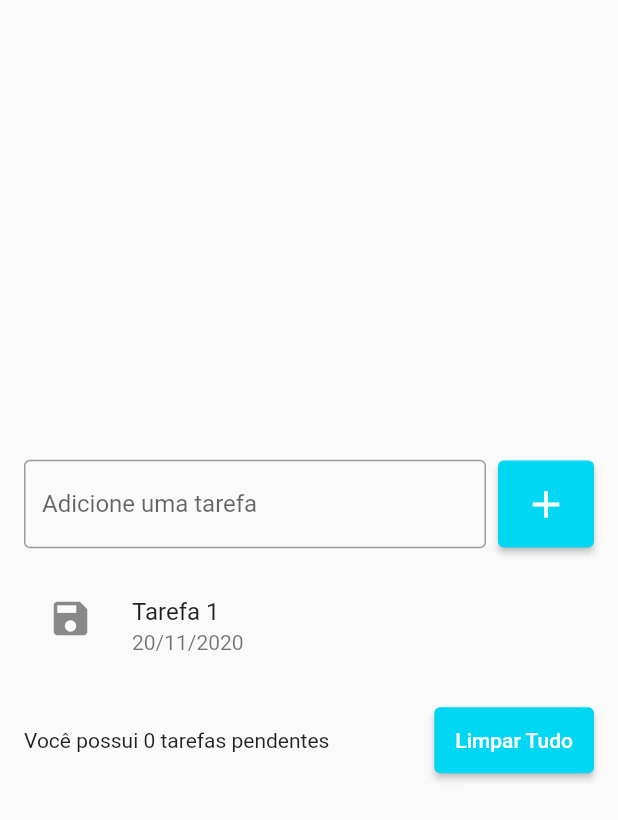
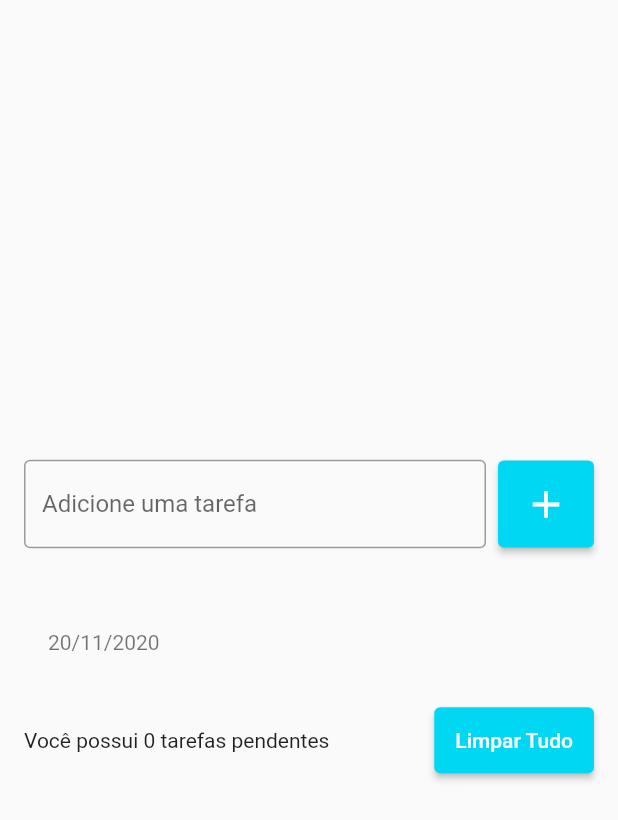
Before and after one commit to RenatoRosaFranco/flutter-todo, a Flutter app: the screen it shows after launch, after a tap on the "add" icon, on a phone screen of 412 x 824 dp. Shown: the top 820 px of the screen. Run offline on Flutter 3.47's test engine with Material 2 defaults, Android fonts, the phone set to English and light mode, and no system bars.

Commit message:
Added Flexible to ListView layout

```diff
--- a/lib/pages/todo_list_page.dart
+++ b/lib/pages/todo_list_page.dart
@@ -2,10 +2,17 @@
 
 import 'package:flutter/material.dart';
 
-class TodoListPage extends StatelessWidget {
+class TodoListPage extends StatefulWidget {
   TodoListPage({Key? key}) : super(key: key);
 
-  final TextEditingController emailController = TextEditingController();
+  @override
+  State<TodoListPage> createState() => _TodoListPageState();
+}
+
+class _TodoListPageState extends State<TodoListPage> {
+  List<String> todos = [];
+
+  final TextEditingController taskController = TextEditingController();
 
   @override
   Widget build(BuildContext context) {
@@ -18,9 +25,10 @@ class TodoListPage extends StatelessWidget {
             children: [
               Row(
                 children: [
-                  const Expanded(
+                  Expanded(
                     child: TextField(
-                      decoration: InputDecoration(
+                      controller: taskController,
+                      decoration: const InputDecoration(
                         border: OutlineInputBorder(),
                         labelText: 'Adicione uma tarefa',
                         hintText: 'Ex. Estudar flutter',
@@ -29,7 +37,14 @@ class TodoListPage extends StatelessWidget {
                   ),
                   const SizedBox(width: 8),
                   ElevatedButton(
-                    onPressed: () {},
+                    onPressed: () {
+                      String task = taskController.text;
+                      setState(() {
+                        todos.add(task);
+                      });
+
+                      taskController.clear();
+                    },
                     style: ElevatedButton.styleFrom(
                       primary: const Color(0xff00d7f3),
                       padding: const EdgeInsets.all(14)
@@ -43,18 +58,21 @@ class TodoListPage extends StatelessWidget {
                 ],
               ),
               const SizedBox(height: 16),
-              ListView(
+              Flexible(
+
+                child: ListView(
                   shrinkWrap: true,
                   children: [
+                    for(String todo in todos)
                       ListTile(
-                    title: const Text('Tarefa 1'),
+                        title: Text(todo),
                         subtitle: const Text('20/11/2020'),
-                    leading: const Icon(Icons.save, size: 30),
                         onTap: () {
                           print('Tarefa 1');
                         },
                     ),
                   ],
+                ),
               ),
               const SizedBox(height: 16),
               Row(
@@ -81,17 +99,4 @@ class TodoListPage extends StatelessWidget {
       ),
     );
   }
-
-  void login() {
-    String text = emailController.text;
-    print(text);
 }
-
-  void onChanged(String text) {
-    // print(text);
-  }
-
-  void onSubmited(String text) {
-    print(text);
-  }
-}
```
Lines whose indentation alone changed are shown as unchanged.
